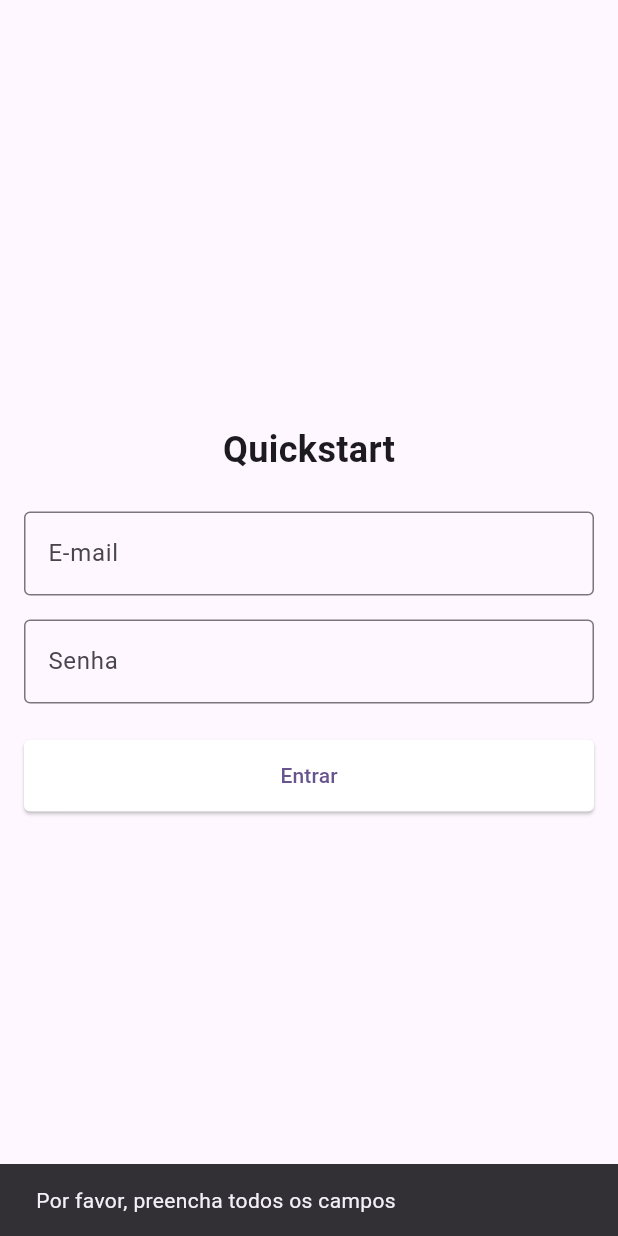
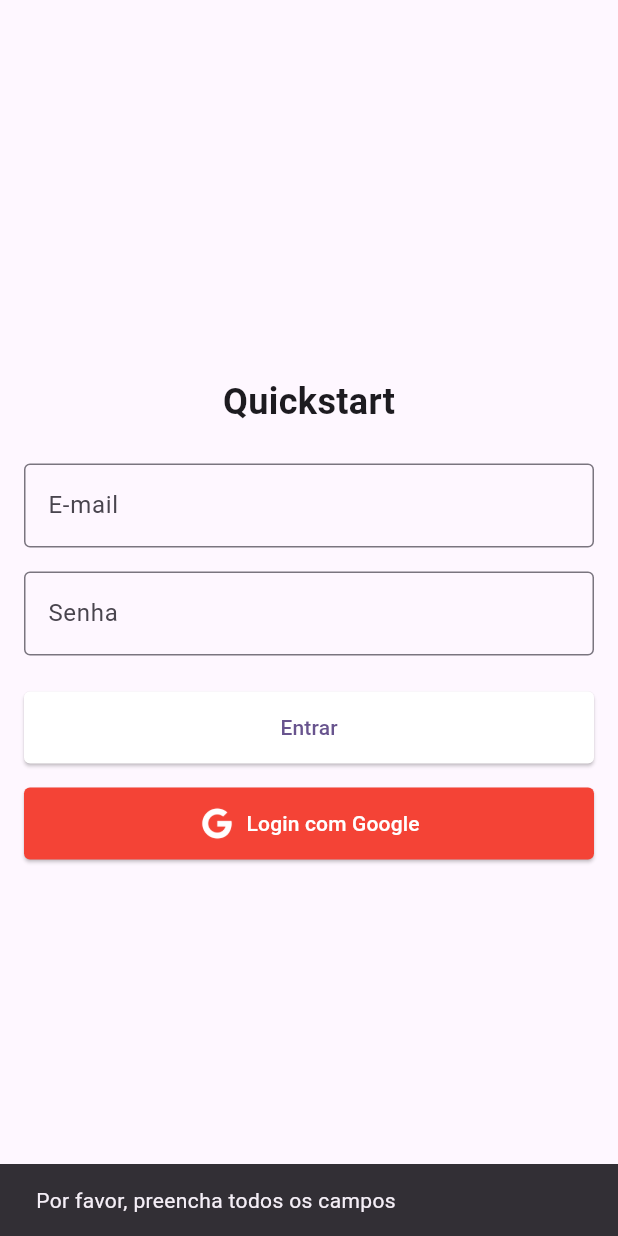
Before and after one commit to kunlatek/rapida-quickstart, a Flutter app: the screen it shows after launch, after a tap on "Entrar", on a phone screen of 412 x 824 dp. Run offline on Flutter 3.47's test engine with Material 3 defaults, Android fonts, the light colour scheme and no system bars; our stand-ins replace firebase_auth, firebase_core, flutter_dotenv, flutter_masked_text2, flutter_secure_storage, go_router and 2 more; accounts and stored records are empty.

Commit message:
:construction: working in google signin

```diff
--- a/lib/main.dart
+++ b/lib/main.dart
@@ -1,10 +1,24 @@
+import 'package:firebase_core/firebase_core.dart';
 import 'package:flutter/material.dart';
+import 'package:flutter_dotenv/flutter_dotenv.dart';
 import 'package:quickstart_flutter/app_router.dart';
 import 'package:provider/provider.dart';
 import 'package:quickstart_flutter/providers/auth_provider.dart';
 import 'package:quickstart_flutter/providers/profile_provider.dart';
 
-void main() {
+void main() async {
+  await dotenv.load(fileName: ".env");
+
+  WidgetsFlutterBinding.ensureInitialized();
+  await Firebase.initializeApp(
+    options: FirebaseOptions(
+      apiKey: dotenv.env['FIREBASE_API_KEY'] ?? '',
+      appId: dotenv.env['FIREBASE_APP_ID'] ?? '',
+      messagingSenderId: dotenv.env['FIREBASE_MESSAGING_SENDER_ID'] ?? '',
+      projectId: dotenv.env['FIREBASE_PROJECT_ID'] ?? '',
+    ),
+  );
+
   runApp(
     MultiProvider(
       providers: [
--- a/lib/pages/login_page.dart
+++ b/lib/pages/login_page.dart
@@ -2,6 +2,7 @@ import 'package:flutter/material.dart';
 import 'package:go_router/go_router.dart';
 import 'package:provider/provider.dart';
 import 'package:quickstart_flutter/providers/auth_provider.dart';
+import 'package:quickstart_flutter/services/google_signin_service.dart';
 
 class LoginPage extends StatefulWidget {
   const LoginPage({super.key});
@@ -11,6 +12,8 @@ class LoginPage extends StatefulWidget {
 }
 
 class _LoginPageState extends State<LoginPage> {
+  final googleService = GoogleSignInService();
+
   final _emailController = TextEditingController();
   final _passwordController = TextEditingController();
 
@@ -111,6 +114,43 @@ class _LoginPageState extends State<LoginPage> {
                   ),
                 ),
               ),
+              const SizedBox(height: 16),
+              SizedBox(
+                width: double.infinity,
+                child: ElevatedButton(
+                  onPressed: () async {
+                    final userCredential =
+                        await googleService.signInWithGoogle();
+                    if (userCredential != null) {
+                      print(userCredential);
+                    }
+                  },
+                  style: ElevatedButton.styleFrom(
+                    backgroundColor: Colors.red,
+                    shape: RoundedRectangleBorder(
+                      borderRadius: BorderRadius.circular(4),
+                    ),
+                    minimumSize: const Size(double.infinity, 48),
+                    padding: const EdgeInsets.symmetric(horizontal: 16),
+                  ),
+                  child: Row(
+                    mainAxisAlignment: MainAxisAlignment.center,
+                    mainAxisSize: MainAxisSize.min,
+                    children: const [
+                      Image(
+                        image: AssetImage('assets/images/google_logo.png'),
+                        width: 24,
+                        height: 24,
+                      ),
+                      SizedBox(width: 8),
+                      Text(
+                        'Login com Google',
+                        style: TextStyle(color: Colors.white),
+                      ),
+                    ],
+                  ),
+                ),
+              ),
             ],
           ),
         ),
--- /dev/null
+++ b/lib/services/google_signin_service.dart
@@ -0,0 +1,40 @@
+import 'package:flutter_dotenv/flutter_dotenv.dart';
+import 'package:google_sign_in/google_sign_in.dart';
+import 'package:firebase_auth/firebase_auth.dart';
+
+class GoogleSignInService {
+  final GoogleSignIn _googleSignIn = GoogleSignIn(
+    clientId: dotenv.env['GOOGLE_CLIENT_ID'] ?? '',
+  );
+  final FirebaseAuth _auth = FirebaseAuth.instance;
+
+  Future<UserCredential?> signInWithGoogle() async {
+    try {
+      // Trigger the authentication flow
+      final GoogleSignInAccount? googleUser = await _googleSignIn.signIn();
+
+      if (googleUser == null) return null;
+
+      // Obtain the auth details from the request
+      final GoogleSignInAuthentication googleAuth =
+          await googleUser.authentication;
+
+      // Create a new credential
+      final credential = GoogleAuthProvider.credential(
+        accessToken: googleAuth.accessToken,
+        idToken: googleAuth.idToken,
+      );
+
+      // Sign in with Firebase
+      return await _auth.signInWithCredential(credential);
+    } catch (e) {
+      print('Error signing in with Google: $e');
+      return null;
+    }
+  }
+
+  Future<void> signOut() async {
+    await _googleSignIn.signOut();
+    await _auth.signOut();
+  }
+}
--- a/pubspec.yaml
+++ b/pubspec.yaml
@@ -40,6 +40,10 @@ dependencies:
   flutter_secure_storage: ^9.2.4
   flutter_masked_text2: ^0.9.1
   shared_preferences: ^2.5.3
+  google_sign_in: ^6.2.1
+  firebase_auth: ^4.17.7
+  firebase_core: ^2.26.0
+  flutter_dotenv: ^5.2.1
 
 dev_dependencies:
   flutter_test:
@@ -66,6 +70,7 @@ flutter:
   # To add assets to your application, add an assets section, like this:
   assets:
     - assets/images/google_logo.png
+    - .env
   #   - images/a_dot_burr.jpeg
   #   - images/a_dot_ham.jpeg
 
```
Also changed, not shown: assets/images/google_logo.png, 2 other files.
